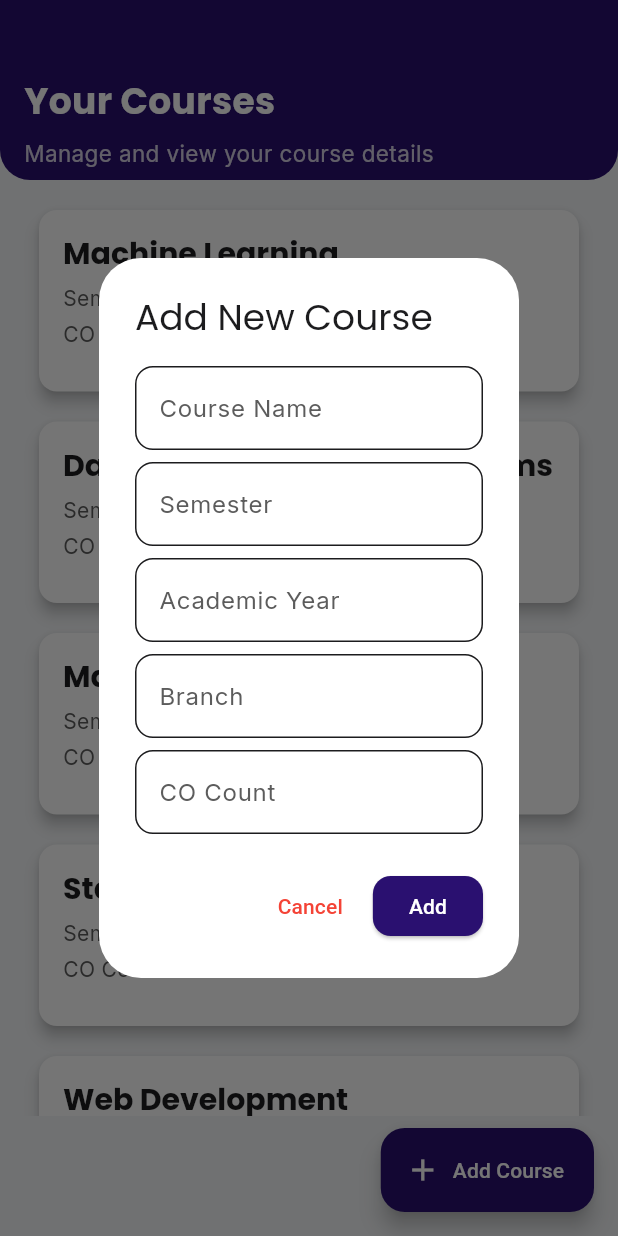
After one commit to Aagnya-Mistry/academate_faculty_getfly, a Flutter app: the YourCourses screen opened by its route, after a tap on "Add Course", on a phone screen of 412 x 824 dp. The commit adds this screen. Run offline on Flutter 3.47's test engine with Material 3 defaults, Android fonts, the phone set to English and light mode, and no system bars; our stand-ins replace font_awesome_flutter, go_router, google_fonts.

Commit message:
your courses screen

```diff
--- a/lib/main.dart
+++ b/lib/main.dart
@@ -1,3 +1,5 @@
+import 'package:academate_faculty/screens/your_courses.dart';
+import 'package:academate_faculty/widgets/course_card.dart';
 import 'package:flutter/material.dart';
 import './themes/theme.dart';
 import 'screens/dashboard_screen.dart';
@@ -22,6 +24,7 @@ class MyApp extends StatelessWidget {
         '/': (context) => DashboardScreen(),
         '/take_charge_detail': (context) => const TakeChargeDetail(),
         '/punch_record': (context) => PunchRecordScreen(),
+        '/your_courses': (context) => YourCourses(),
       },
     );
   }
--- a/lib/screens/dashboard_screen.dart
+++ b/lib/screens/dashboard_screen.dart
@@ -247,7 +247,20 @@ class _DashboardScreenState extends State<DashboardScreen> {
                   context, '/punch_record'); // Navigate using route path
             },
           ),
-          const ListTile(leading: Icon(Icons.book), title: Text("Course")),
+          ExpansionTile(
+            leading: const Icon(Icons.swap_calls),
+            title: const Text("Courses"),
+            children: [
+              ListTile(
+                  title: Text("Your Courses"),
+                  onTap: () {
+                    Navigator.pushNamed(
+                        context, '/your_courses'); // Navigate using route path
+                  }),
+              ListTile(title: Text("POs")),
+              ListTile(title: Text("COPO Mapping")),
+            ],
+          ),
           const ListTile(
               leading: Icon(Icons.checklist), title: Text("Assessment")),
           const ListTile(leading: Icon(Icons.school), title: Text("LMS")),
--- /dev/null
+++ b/lib/screens/your_courses.dart
@@ -0,0 +1,193 @@
+import 'package:flutter/material.dart';
+import 'package:google_fonts/google_fonts.dart';
+import '../widgets/course_card.dart';
+
+class YourCourses extends StatefulWidget {
+  const YourCourses({Key? key}) : super(key: key);
+
+  @override
+  State<YourCourses> createState() => _YourCoursesState();
+}
+
+class _YourCoursesState extends State<YourCourses> {
+  final List<Map<String, dynamic>> _courses = [
+    {
+      'name': 'Machine Learning',
+      'semester': '5',
+      'year': '2024–25',
+      'branch': 'CSE',
+      'coCount': 6
+    },
+    {
+      'name': 'Data Structures and Algorithms',
+      'semester': '3',
+      'year': '2023–24',
+      'branch': 'CSE',
+      'coCount': 5
+    },
+    {
+      'name': 'Mathematics',
+      'semester': '1',
+      'year': '2023–24',
+      'branch': 'IT',
+      'coCount': 4
+    },
+    {
+      'name': 'Statistics',
+      'semester': '2',
+      'year': '2022–23',
+      'branch': 'CS',
+      'coCount': 4
+    },
+    {
+      'name': 'Web Development',
+      'semester': '6',
+      'year': '2024–25',
+      'branch': 'CSE',
+      'coCount': 7
+    },
+  ];
+
+  void _addCourseDialog() {
+    final _nameController = TextEditingController();
+    final _semesterController = TextEditingController();
+    final _yearController = TextEditingController();
+    final _branchController = TextEditingController();
+    final _coCountController = TextEditingController();
+
+    showDialog(
+      context: context,
+      builder: (context) => AlertDialog(
+        title: Text("Add New Course", style: GoogleFonts.poppins()),
+        content: SingleChildScrollView(
+          child: Column(
+            children: [
+              TextField(
+                controller: _nameController,
+                decoration: InputDecoration(labelText: 'Course Name'),
+              ),
+              SizedBox(height: 8),
+              TextField(
+                controller: _semesterController,
+                decoration: InputDecoration(labelText: 'Semester'),
+                keyboardType: TextInputType.number,
+              ),
+              SizedBox(height: 8),
+              TextField(
+                controller: _yearController,
+                decoration: InputDecoration(labelText: 'Academic Year'),
+              ),
+              SizedBox(height: 8),
+              TextField(
+                controller: _branchController,
+                decoration: InputDecoration(labelText: 'Branch'),
+              ),
+              SizedBox(height: 8),
+              TextField(
+                controller: _coCountController,
+                decoration: InputDecoration(labelText: 'CO Count'),
+                keyboardType: TextInputType.number,
+              ),
+            ],
+          ),
+        ),
+        actions: [
+          TextButton(
+            child: Text("Cancel", style: TextStyle(color: Colors.red)),
+            onPressed: () => Navigator.pop(context),
+          ),
+          ElevatedButton(
+            child: Text("Add"),
+            onPressed: () {
+              if (_nameController.text.isNotEmpty &&
+                  _semesterController.text.isNotEmpty &&
+                  _yearController.text.isNotEmpty &&
+                  _branchController.text.isNotEmpty &&
+                  _coCountController.text.isNotEmpty) {
+                setState(() {
+                  _courses.add({
+                    'name': _nameController.text,
+                    'semester': _semesterController.text,
+                    'year': _yearController.text,
+                    'branch': _branchController.text,
+                    'coCount': int.tryParse(_coCountController.text) ?? 0,
+                  });
+                });
+                Navigator.pop(context);
+              }
+            },
+          ),
+        ],
+      ),
+    );
+  }
+
+  @override
+  Widget build(BuildContext context) {
+    return Scaffold(
+      backgroundColor: const Color(0xFFF4F6F8),
+      appBar: PreferredSize(
+        preferredSize: const Size.fromHeight(120),
+        child: Container(
+          padding: const EdgeInsets.fromLTRB(16.0, 50.0, 16.0, 5.0),
+          decoration: const BoxDecoration(
+            color: Color(0xFF2A1070),
+            borderRadius: BorderRadius.only(
+              bottomLeft: Radius.circular(20),
+              bottomRight: Radius.circular(20),
+            ),
+          ),
+          child: Row(
+            mainAxisAlignment: MainAxisAlignment.spaceBetween,
+            children: [
+              Column(
+                crossAxisAlignment: CrossAxisAlignment.start,
+                children: [
+                  Text(
+                    'Your Courses',
+                    style: GoogleFonts.poppins(
+                      color: Colors.white,
+                      fontSize: 24,
+                      fontWeight: FontWeight.bold,
+                    ),
+                  ),
+                  const SizedBox(height: 8),
+                  Text(
+                    'Manage and view your course details',
+                    style: GoogleFonts.inter(
+                      color: Colors.white.withOpacity(0.8),
+                      fontSize: 15,
+                      fontWeight: FontWeight.w400,
+                    ),
+                  ),
+                ],
+              ),
+            ],
+          ),
+        ),
+      ),
+      body: Padding(
+        padding: const EdgeInsets.fromLTRB(10, 10, 10, 80),
+        child: ListView.builder(
+          itemCount: _courses.length,
+          itemBuilder: (context, index) {
+            final course = _courses[index];
+            return CourseCard(
+              courseName: course['name'],
+              semester: course['semester'],
+              academicYear: course['year'],
+              branch: course['branch'],
+              coCount: course['coCount'],
+            );
+          },
+        ),
+      ),
+      floatingActionButton: FloatingActionButton.extended(
+        onPressed: _addCourseDialog,
+        label: Text('Add Course'),
+        icon: Icon(Icons.add),
+        backgroundColor: Color(0xFF2A1070),
+      ),
+    );
+  }
+}
--- /dev/null
+++ b/lib/widgets/course_card.dart
@@ -0,0 +1,52 @@
+import 'package:flutter/material.dart';
+
+class CourseCard extends StatelessWidget {
+  final String courseName;
+  final String semester;
+  final String academicYear;
+  final String branch;
+  final int coCount;
+
+  const CourseCard({
+    super.key,
+    required this.courseName,
+    required this.semester,
+    required this.academicYear,
+    required this.branch,
+    required this.coCount,
+  });
+
+  @override
+  Widget build(BuildContext context) {
+    return Card(
+      elevation: 4,
+      margin: const EdgeInsets.symmetric(vertical: 10, horizontal: 16),
+      shape: RoundedRectangleBorder(borderRadius: BorderRadius.circular(12)),
+      child: Padding(
+        padding: const EdgeInsets.all(16.0),
+        child: Column(
+          crossAxisAlignment: CrossAxisAlignment.start,
+          children: [
+            Text(courseName,
+                style: Theme.of(context)
+                    .textTheme
+                    .titleLarge!
+                    .copyWith(fontWeight: FontWeight.bold)),
+            const SizedBox(height: 8),
+            Wrap(
+              spacing: 16,
+              runSpacing: 4,
+              children: [
+                Text("Semester: $semester"),
+                Text("Year: $academicYear"),
+                Text("Branch: $branch"),
+                Text("CO Count: $coCount"),
+              ],
+            ),
+            const SizedBox(height: 12),
+          ],
+        ),
+      ),
+    );
+  }
+}
```
